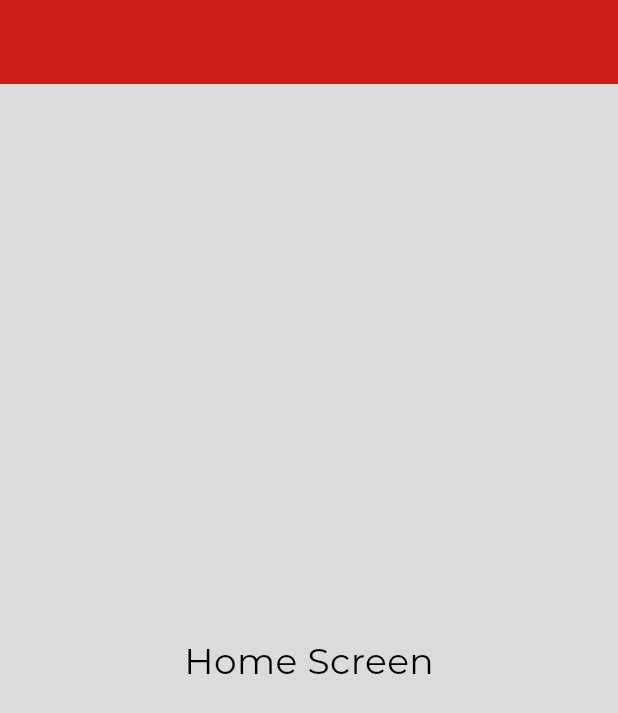
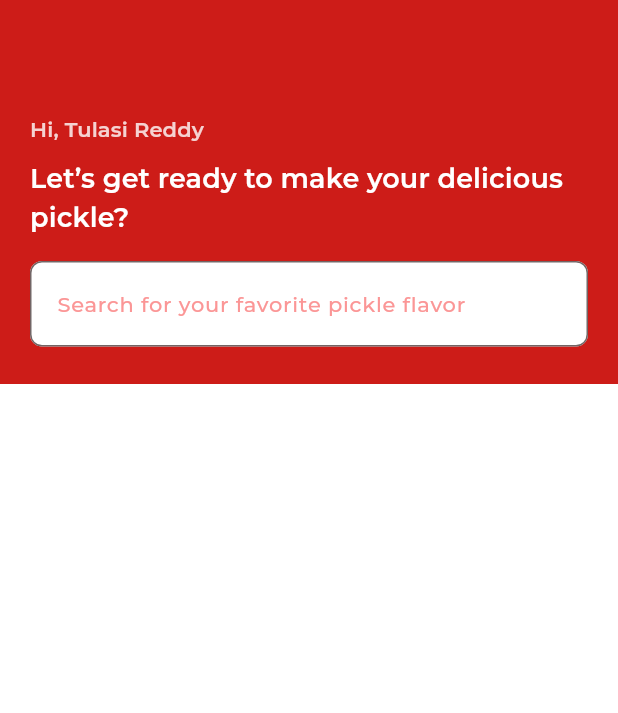
Before and after one commit to tulasireddytulasi/SpicyPickles, a Flutter app: the screen it shows after launch, on a phone screen of 412 x 824 dp. Shown: the top 713 px of the screen. Run offline on Flutter 3.47's test engine with Material 3 defaults, Android fonts, the light colour scheme and no system bars.

Commit message:
Implemented Home Screen

```diff
--- a/lib/core/theme/light_theme.dart
+++ b/lib/core/theme/light_theme.dart
@@ -146,15 +146,22 @@ class LightTheme implements AppTheme {
         ),
         inputDecorationTheme: InputDecorationTheme(
           filled: true,
-      fillColor: AppColors.lightGrey,
-      hintStyle: const TextStyle(color: AppColors.grey),
+          fillColor: AppColors.white,
+          isDense: true,
+          hintStyle: const TextStyle(
+            fontSize: 12,
+            fontWeight: FontWeight.w500,
+            fontFamily: 'MontserratMedium',
+            color: AppColors.salmonPink,
+          ),
+          focusColor: AppColors.white,
+          focusedBorder: OutlineInputBorder(
+            borderRadius: BorderRadius.circular(8.0),
+            borderSide: const BorderSide(color: AppColors.vibrantRed, width: 2),
+          ),
           border: OutlineInputBorder(
-        borderRadius: BorderRadius.circular(4),
-        borderSide: const BorderSide(color: AppColors.grey),
-      ),
-      focusedBorder: OutlineInputBorder(
-        borderRadius: BorderRadius.circular(4),
-        borderSide: const BorderSide(color: AppColors.vibrantRed),
+            borderRadius: BorderRadius.circular(8.0),
+            borderSide: BorderSide(color: Colors.transparent, width: 6),
           ),
         ),
         snackBarTheme: const SnackBarThemeData(
--- /dev/null
+++ b/lib/core/utils/app_constants.dart
@@ -0,0 +1,11 @@
+// Let’s pickle something delicious!
+
+class AppConstants {
+  AppConstants._();
+
+  // First row colors
+  static const String kTagLine = "Let’s pickle something delicious!";
+  static const String kTagLine1 = "Let’s get ready to make your delicious pickle?";
+  static const String kTagLine2 = "Time to make your delicious pickle, let’s get started!";
+  static const String kTagLine3 = "Get ready to pickle up something delicious!";
+}
--- /dev/null
+++ b/lib/core/utils/app_extensions.dart
@@ -0,0 +1,5 @@
+import 'package:flutter/material.dart';
+
+extension CustomTextThemeExtension on BuildContext {
+  TextTheme? get textStyle => Theme.of(this).textTheme;
+}
--- a/lib/presentation/home/home.dart
+++ b/lib/presentation/home/home.dart
@@ -1,4 +1,10 @@
+import 'dart:async';
+
 import 'package:flutter/material.dart';
+import 'package:spicypickles/core/utils/app_colors.dart';
+import 'package:spicypickles/core/utils/app_constants.dart';
+import 'package:spicypickles/core/utils/app_extensions.dart';
+import 'package:spicypickles/presentation/widgets/text_form_widget.dart';
 
 class HomeScreen extends StatefulWidget {
   const HomeScreen({super.key});
@@ -8,15 +14,85 @@ class HomeScreen extends StatefulWidget {
 }
 
 class _HomeScreenState extends State<HomeScreen> {
+  final TextEditingController _aadhaarNoController = TextEditingController();
+
+  final List<String> messages = [
+    AppConstants.kTagLine,
+    AppConstants.kTagLine1,
+    AppConstants.kTagLine2,
+    "Pickle making is fun and easy!",
+    "Time to create your perfect pickle!",
+    "Ready to make some mouthwatering pickles?"
+  ];
+
+  String currentMessage = AppConstants.kTagLine;
+  late Timer _timer;
+
+  @override
+  void initState() {
+    super.initState();
+    // setTimer();
+  }
+
+  setTimer() {
+    // Set up the Timer to update text every second
+    _timer = Timer.periodic(const Duration(seconds: 3), (timer) {
+      setState(() {
+        currentMessage = messages[timer.tick % messages.length];
+      });
+    });
+  }
+
+  @override
+  void dispose() {
+    // Always cancel the timer to prevent memory leaks
+    _timer.cancel();
+    super.dispose();
+  }
+
   @override
   Widget build(BuildContext context) {
     return Scaffold(
+      backgroundColor: Theme.of(context).colorScheme.onPrimary,
       appBar: AppBar(),
-      body: const SafeArea(
-        child: Center(
-          child: Text(
-            "Home Screen",
-            style: TextStyle(fontSize: 24, color: Colors.black),
+      body: SafeArea(
+        child: SingleChildScrollView(
+          child: Container(
+            height: 200,
+            width: double.infinity,
+            padding: const EdgeInsets.all(20),
+            decoration: BoxDecoration(
+              color: Theme.of(context).primaryColor,
+            ),
+            child: Column(
+              mainAxisAlignment: MainAxisAlignment.start,
+              crossAxisAlignment: CrossAxisAlignment.start,
+              mainAxisSize: MainAxisSize.max,
+              children: [
+                Text(
+                  "Hi, Tulasi Reddy",
+                  style: context.textStyle?.labelLarge?.copyWith(color: AppColors.white.withOpacity(0.8)),
+                ),
+                const SizedBox(height: 10),
+                Text(
+                  AppConstants.kTagLine1,
+                  style: context.textStyle?.labelLarge?.copyWith(fontSize: 18),
+                ),
+                const SizedBox(height: 16),
+                TextFormFieldWidget(
+                  maxWidth: double.infinity,
+                  controller: _aadhaarNoController,
+                  hintText: "Search for your favorite pickle flavor",
+                  textInputType: TextInputType.text,
+                  actionKeyboard: TextInputAction.search,
+                  maxLength: 100,
+                  onChanged: (value) {},
+                  onClick: (value) {
+                    print("Text: $value");
+                  },
+                ),
+              ],
+            ),
           ),
         ),
       ),
--- /dev/null
+++ b/lib/presentation/widgets/text_form_widget.dart
@@ -0,0 +1,92 @@
+import 'package:flutter/material.dart';
+import 'package:flutter/services.dart';
+import 'package:spicypickles/core/theme/light_theme.dart';
+import 'package:spicypickles/core/utils/app_colors.dart';
+
+class TextFormFieldWidget extends StatefulWidget {
+  final TextInputType? textInputType;
+  final String hintText;
+  final TextEditingController controller;
+  final TextInputAction? actionKeyboard;
+  final List<TextInputFormatter>? inputFormatters;
+  final ValueChanged<String?> onChanged;
+  final String? Function(String?)? onValidate;
+  final int? maxLength;
+  final String? suffixText;
+  final double maxWidth;
+  final EdgeInsetsGeometry? contentPadding;
+  final ValueChanged<String>? onClick;
+  final bool isOnClickDisabled;
+  final bool readOnly;
+
+  const TextFormFieldWidget({
+    super.key,
+    required this.hintText,
+    this.textInputType,
+    required this.controller,
+    this.actionKeyboard = TextInputAction.next,
+    this.inputFormatters,
+    required this.onChanged,
+    this.onValidate,
+    this.maxLength,
+    this.suffixText,
+    required this.maxWidth,
+    this.contentPadding,
+    this.onClick,
+    this.isOnClickDisabled = false,
+    this.readOnly = false,
+  });
+
+  @override
+  State<TextFormFieldWidget> createState() => _TextFormFieldWidgetState();
+}
+
+class _TextFormFieldWidgetState extends State<TextFormFieldWidget> {
+  late ThemeData themeProvider;
+  late Color primaryColor, primaryContainer, secondaryColor;
+
+  @override
+  void initState() {
+    super.initState();
+    themeProvider = LightTheme().themeData;
+    primaryColor = themeProvider.colorScheme.primary;
+    primaryContainer = Colors.transparent; //themeProvider.colorScheme.onPrimary;
+    secondaryColor = themeProvider.colorScheme.secondary.withOpacity(0.4);
+  }
+
+  @override
+  Widget build(BuildContext context) {
+    //  bool isDesktopScreen = isDesktop(screenWidth: widget.maxWidth);
+    return TextFormField(
+      readOnly: widget.readOnly,
+      keyboardType: widget.textInputType,
+      textInputAction: widget.actionKeyboard,
+      inputFormatters: widget.inputFormatters,
+      maxLength: widget.maxLength,
+      style: themeProvider.textTheme.labelMedium?.copyWith(fontSize: 14, color: AppColors.deepRed),
+      cursorColor: themeProvider.colorScheme.primary,
+      onChanged: (String? newValue) {
+        widget.onChanged(newValue);
+      },
+      onFieldSubmitted: (value) => widget.onClick?.call(value),
+      decoration: InputDecoration(
+        contentPadding: widget.contentPadding ??
+            const EdgeInsets.symmetric(
+              vertical: 18,
+              horizontal: 14,
+            ),
+        hintText: widget.hintText,
+        hintStyle: themeProvider.inputDecorationTheme.hintStyle?.copyWith(fontSize: 14),
+        errorMaxLines: 3,
+        counterText: "",
+      ),
+      controller: widget.controller,
+      validator: widget.onValidate,
+    );
+  }
+}
+
+bool isDesktop({required double screenWidth}) {
+  bool isDesktop = screenWidth >= 700;
+  return isDesktop;
+}
```
Lines whose indentation alone changed are shown as unchanged.
